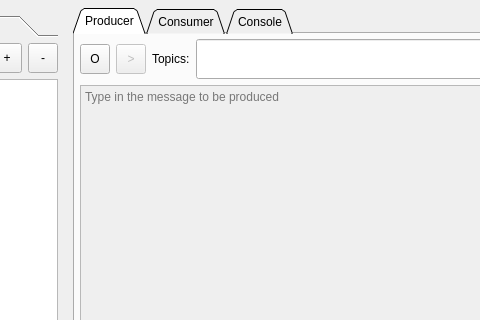
The window that src/app/kafman/src/main/resources/forms/main_qt_view.ui (yorevs/hspylib) describes before a commit, drawn with Qt 5; both pictures show x 277 to 757 and y 0 to 320 of the 1024 by 700 pixel window.
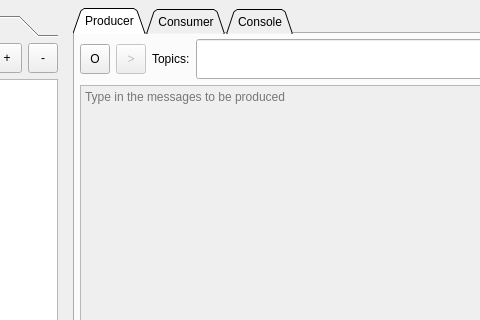
The same window after the commit. The open tabs and pages were chosen to show the change. Custom widgets are drawn as their Qt base class.

The edit to the form file:
```diff
--- a/src/app/kafman/src/main/resources/forms/main_qt_view.ui
+++ b/src/app/kafman/src/main/resources/forms/main_qt_view.ui
@@ -908,7 +908,7 @@
               <bool>false</bool>
              </property>
              <property name="placeholderText">
-              <string>Type in the message to be produced</string>
+              <string>Type in the messages to be produced</string>
              </property>
              <property name="openLinks">
               <bool>false</bool>
```
